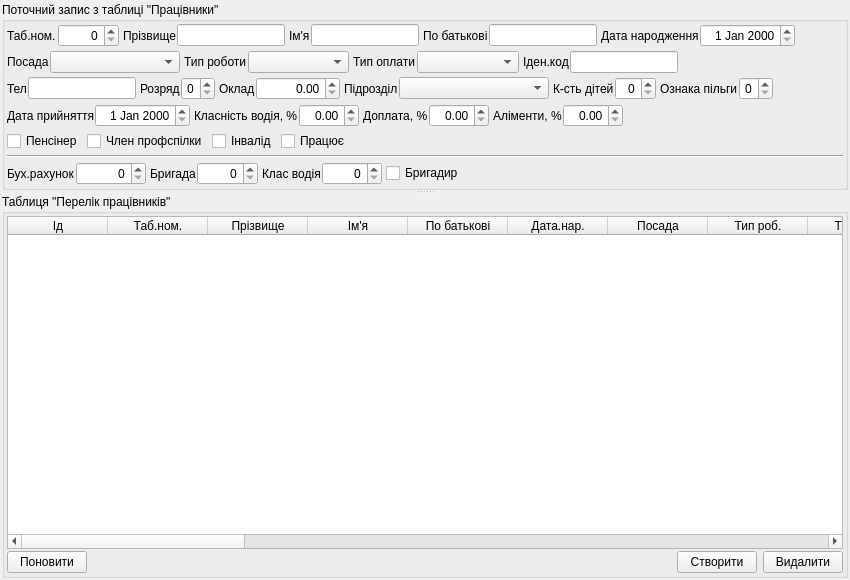
First picture: the form in src/guiautopark/UForm_AParkPracivnyky.ui, repository utech/autoparkmeneger, before the edit.
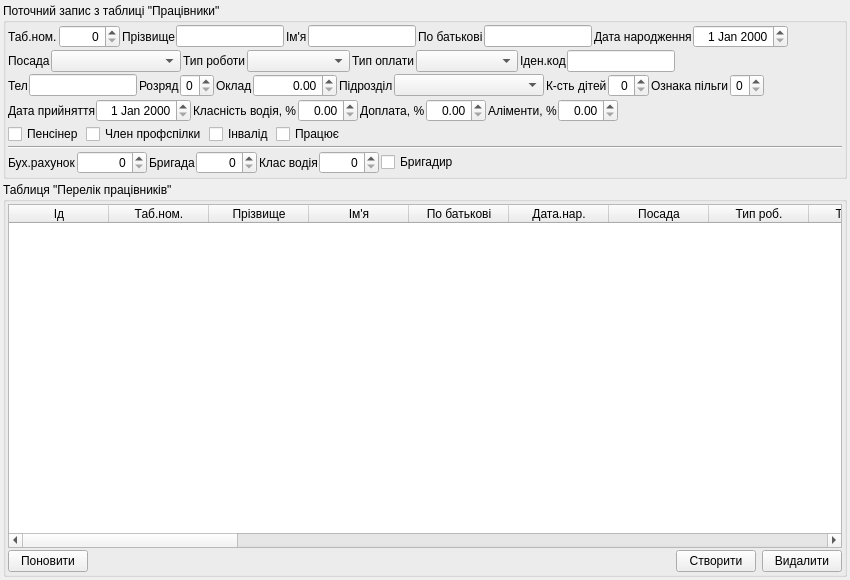
Second picture: the form after the edit. Icons and pictures are not drawn.

Patch:
```diff
--- a/src/guiautopark/UForm_AParkPracivnyky.ui
+++ b/src/guiautopark/UForm_AParkPracivnyky.ui
@@ -13,18 +13,16 @@
   <property name="windowTitle">
    <string>Працівники</string>
   </property>
+  <layout class="QVBoxLayout" name="verticalLayout_4">
+   <property name="spacing">
+    <number>3</number>
+   </property>
+   <property name="margin">
+    <number>3</number>
+   </property>
+   <item>
   <layout class="QVBoxLayout" name="verticalLayout_3">
-   <property name="spacing">
-    <number>2</number>
-   </property>
-   <property name="margin">
-    <number>2</number>
-   </property>
    <item>
-    <widget class="QSplitter" name="splitter">
-     <property name="orientation">
-      <enum>Qt::Vertical</enum>
-     </property>
      <widget class="QGroupBox" name="groupBox_curRecord">
       <property name="sizePolicy">
        <sizepolicy hsizetype="Preferred" vsizetype="Preferred">
@@ -37,7 +35,7 @@
       </property>
       <layout class="QVBoxLayout" name="verticalLayout_2">
        <property name="spacing">
-        <number>4</number>
+         <number>2</number>
        </property>
        <property name="margin">
         <number>2</number>
@@ -786,6 +784,8 @@
        </item>
       </layout>
      </widget>
+     </item>
+     <item>
      <widget class="QGroupBox" name="groupBox_PerelikPracivnykiv">
       <property name="sizePolicy">
        <sizepolicy hsizetype="Preferred" vsizetype="Expanding">
@@ -902,6 +902,11 @@
            <string>Дата прийн.</string>
           </property>
          </column>
+          <column>
+           <property name="text">
+            <string>Дата звільн.</string>
+           </property>
+          </column>
          <column>
           <property name="text">
            <string>Класн.водія%</string>
@@ -1019,7 +1024,8 @@
        </item>
       </layout>
      </widget>
-    </widget>
+     </item>
+    </layout>
    </item>
   </layout>
  </widget>
```
Left out of the diff: 2 changed lines with no effect on the pictures. Lines whose indentation alone changed are shown as unchanged.
